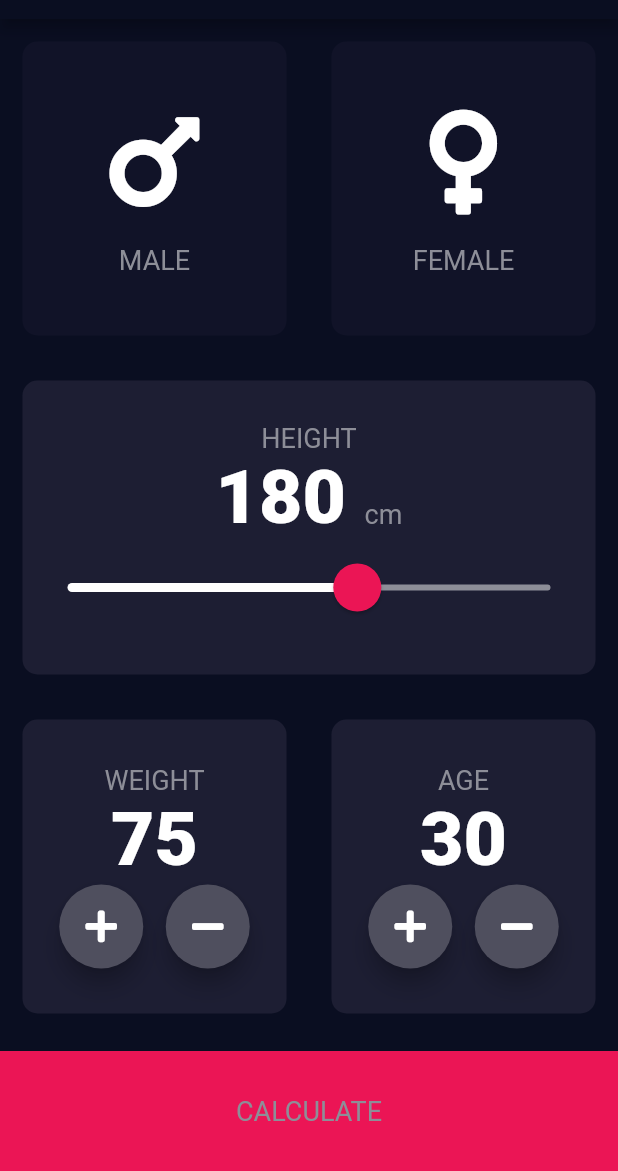
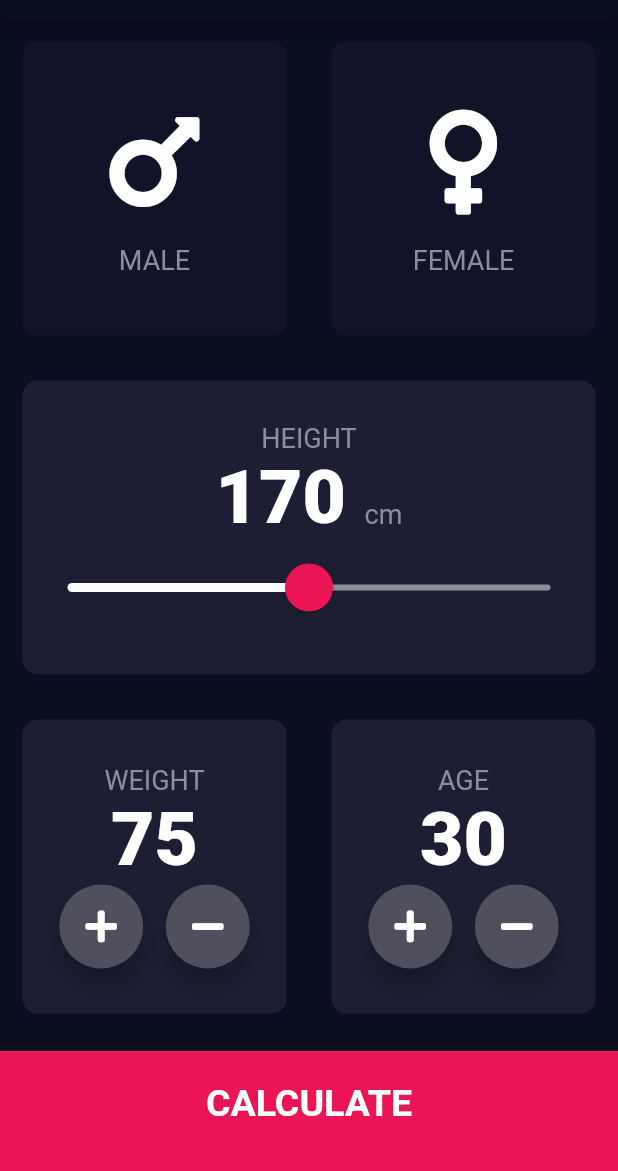
Before and after one commit to jvalentik/bmi-calculator-flutter, a Flutter app: the screen it shows after launch, on a phone screen of 412 x 824 dp, the part 65-1236 px from its top. Run offline on Flutter 3.47's test engine with Material 2 defaults, Android fonts, the phone set to English and light mode, and no system bars; our stand-ins replace font_awesome_flutter.

Commit message:
feat(ui): implement ui
Signed-off-by: Jan Valentik <jvalentik@sk.ibm.com>

```diff
--- a/lib/main.dart
+++ b/lib/main.dart
@@ -1,7 +1,7 @@
 import 'package:flutter/material.dart';
 
-import 'constants.dart';
 import 'routes/routes.dart';
+import 'utils/constants.dart';
 
 void main() => runApp(BMICalculator());
 
--- a/lib/routes/input_route.dart
+++ b/lib/routes/input_route.dart
@@ -1,8 +1,13 @@
+import 'package:bmi_calculator/routes/result_route.dart';
+import 'package:bmi_calculator/utils/calculator.dart';
+import 'package:bmi_calculator/utils/constants.dart';
+import 'package:bmi_calculator/utils/screen_arguments.dart';
+import 'package:bmi_calculator/widgets/base_tile.dart';
+import 'package:bmi_calculator/widgets/bottom_action_button.dart';
+import 'package:bmi_calculator/widgets/round_icon_button.dart';
+import 'package:bmi_calculator/widgets/tile_content.dart';
 import 'package:flutter/material.dart';
 import 'package:font_awesome_flutter/font_awesome_flutter.dart';
-
-import '../constants.dart';
-import '../widgets/widgets.dart';
 
 enum Gender {
   MALE,
@@ -10,6 +15,7 @@ enum Gender {
 }
 
 class InputRoute extends StatefulWidget {
+  static const routeName = '/';
   @override
   _InputRouteState createState() => _InputRouteState();
 }
@@ -198,25 +204,20 @@ class _InputRouteState extends State<InputRoute> {
               ],
             ),
           ),
-          GestureDetector(
-            onTap: () {
-              Navigator.pushNamed(
-                context,
-                '/result',
-              );
-            },
-            child: Container(
-              alignment: Alignment.center,
-              child: Text(
-                'CALCULATE',
-                style: kLabelTextStyle,
-              ),
-              color: kBottomContainerColor,
-              margin: EdgeInsets.only(top: kBottomContainerMargin),
-              width: double.infinity,
-              height: kBottomContainerHeight,
-            ),
-          ),
+          BottomActionButton(
+              onTap: () {
+                Calculator calc = Calculator(height: _height, weight: _weight);
+                Navigator.pushNamed(
+                  context,
+                  ResultRoute.routeName,
+                  arguments: ScreenArguments(
+                    bmi: calc.calculateBMI(),
+                    result: calc.getResult(),
+                    interpretation: calc.getInterpretation(),
+                  ),
+                );
+              },
+              label: 'CALCULATE'),
         ],
       ),
     );
--- a/lib/routes/routes.dart
+++ b/lib/routes/routes.dart
@@ -4,6 +4,6 @@ import 'input_route.dart';
 import 'result_route.dart';
 
 final Map<String, Widget Function(BuildContext)> appRoutes = {
-  '/': (context) => InputRoute(),
-  '/result': (context) => ResultRoute(),
+  InputRoute.routeName: (context) => InputRoute(),
+  ResultRoute.routeName: (context) => ResultRoute(),
 };
--- a/lib/constants.dart
+++ b/lib/utils/constants.dart
@@ -19,7 +19,7 @@ const kEnabledThumbRadius = 16.0;
 const kOverlayRadius = 30.0;
 const kMinHeight = 120.0;
 const kMaxHeight = 220.0;
-const kInitialHeight = 180;
+const kInitialHeight = 170;
 const kInitialWeight = 75;
 const kInitialAge = 30;
 const kFabElevation = 6.0;
@@ -34,3 +34,28 @@ const kNumberTextStyle = TextStyle(
   fontSize: 50.0,
   fontWeight: FontWeight.w900,
 );
+
+const kLargeButtonTextStyle = TextStyle(
+  fontSize: 25.0,
+  fontWeight: FontWeight.bold,
+);
+
+const kTitleTextStyle = TextStyle(
+  fontSize: 50.0,
+  fontWeight: FontWeight.bold,
+);
+
+const kResultTextStyle = TextStyle(
+  color: Color(0xFF24D876),
+  fontSize: 22.0,
+  fontWeight: FontWeight.bold,
+);
+
+const kBMITextStyle = TextStyle(
+  fontSize: 100.0,
+  fontWeight: FontWeight.bold,
+);
+
+const kBodyTextStyle = TextStyle(
+  fontSize: 22.0,
+);
--- /dev/null
+++ b/lib/utils/screen_arguments.dart
@@ -0,0 +1,11 @@
+class ScreenArguments {
+  final String bmi;
+  final String result;
+  final String interpretation;
+
+  const ScreenArguments({
+    this.bmi,
+    this.result,
+    this.interpretation,
+  });
+}
--- a/lib/widgets/base_tile.dart
+++ b/lib/widgets/base_tile.dart
@@ -1,6 +1,5 @@
+import 'package:bmi_calculator/utils/constants.dart';
 import 'package:flutter/material.dart';
-
-import '../constants.dart';
 
 class BaseTile extends StatelessWidget {
   final Color color;
--- /dev/null
+++ b/lib/widgets/bottom_action_button.dart
@@ -0,0 +1,32 @@
+import 'package:bmi_calculator/utils/constants.dart';
+import 'package:flutter/material.dart';
+
+class BottomActionButton extends StatelessWidget {
+  final Function onTap;
+  final String label;
+
+  const BottomActionButton({
+    this.label,
+    this.onTap,
+  });
+
+  @override
+  Widget build(BuildContext context) {
+    return GestureDetector(
+      onTap: onTap,
+      child: Container(
+        child: Center(
+          child: Text(
+            label,
+            style: kLargeButtonTextStyle,
+          ),
+        ),
+        color: kBottomContainerColor,
+        margin: EdgeInsets.only(top: kBottomContainerMargin),
+        padding: EdgeInsets.only(bottom: kBottomContainerMargin),
+        width: double.infinity,
+        height: kBottomContainerHeight,
+      ),
+    );
+  }
+}
--- a/lib/widgets/round_icon_button.dart
+++ b/lib/widgets/round_icon_button.dart
@@ -1,6 +1,5 @@
+import 'package:bmi_calculator/utils/constants.dart';
 import 'package:flutter/material.dart';
-
-import '../constants.dart';
 
 class RoundIconButton extends StatelessWidget {
   final IconData icon;
--- a/lib/widgets/tile_content.dart
+++ b/lib/widgets/tile_content.dart
@@ -1,6 +1,5 @@
+import 'package:bmi_calculator/utils/constants.dart';
 import 'package:flutter/material.dart';
-
-import '../constants.dart';
 
 class TileContent extends StatelessWidget {
   final IconData data;
--- a/lib/widgets/widgets.dart
+++ /dev/null
@@ -1,3 +0,0 @@
-export 'base_tile.dart';
-export 'round_icon_button.dart';
-export 'tile_content.dart';
```
Also changed, not shown: lib/routes/result_route.dart (+51 -5 lines), lib/utils/calculator.dart (added, +35 -0 lines), 3 other files.
